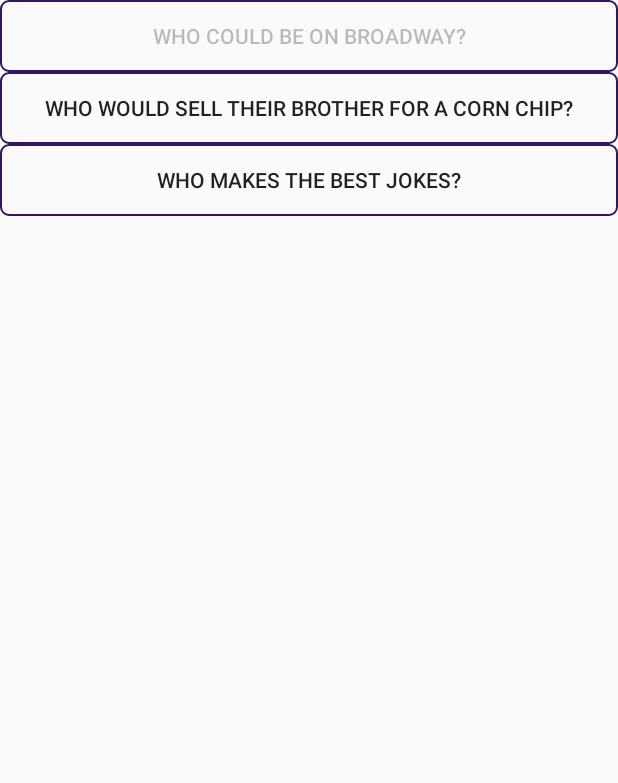
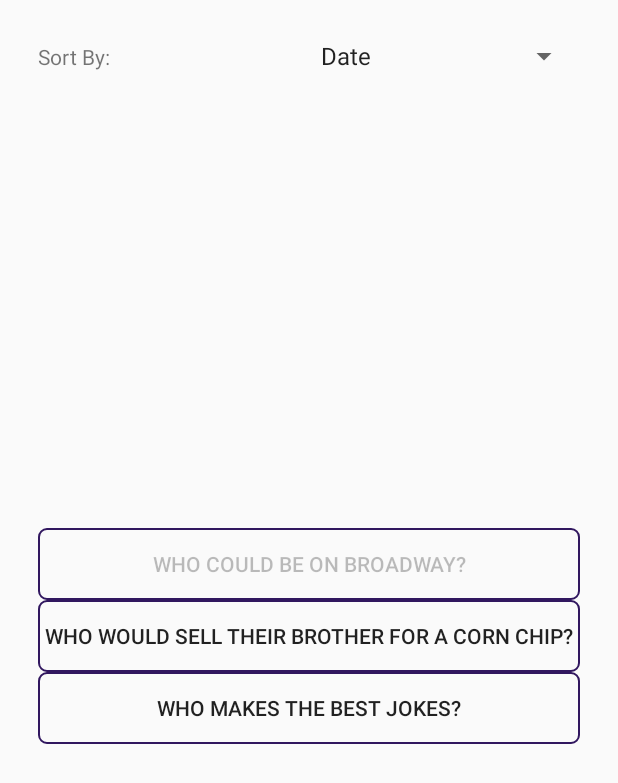
Before and after one commit to CS-262wingdings/client, an Android app: the DownloadQuestion screen opened directly, with no data from a screen before it, after a tap on "WHO COULD BE ON BROADWAY?", on a phone screen of 412 x 824 dp. Shown: the top 783 px of the screen. Run offline under Robolectric (Android 15) with nearby library versions, the phone set to English and light mode, and no system bars.

Commit message:
DownloadQuestion activity added

```diff
--- a/app/src/main/java/edu/calvin/cs262/wingdings/pigeonpoll/DownloadQuestion.java
+++ b/app/src/main/java/edu/calvin/cs262/wingdings/pigeonpoll/DownloadQuestion.java
@@ -2,32 +2,68 @@ package edu.calvin.cs262.wingdings.pigeonpoll;
 
 import android.support.v7.app.AppCompatActivity;
 import android.os.Bundle;
+import android.util.Log;
 import android.view.View;
+import android.widget.AdapterView;
+import android.widget.ArrayAdapter;
 import android.widget.Button;
 import android.widget.LinearLayout;
+import android.widget.Spinner;
 import android.widget.Toast;
 
 import java.util.ArrayList;
+import java.util.Collections;
+import java.util.Comparator;
 
-public class DownloadQuestion extends AppCompatActivity {
+public class DownloadQuestion extends AppCompatActivity implements AdapterView.OnItemSelectedListener {
 
-    private Game game = Game.getInstance();
     private QuestionManager qm = QuestionManager.getInstance();
+    private int sortOption = 0;
 
     @Override
     protected void onCreate(Bundle savedInstanceState) {
         super.onCreate(savedInstanceState);
         setContentView(R.layout.activity_download_question);
 
+        Spinner options = findViewById(R.id.sort_options_spinner);
+        ArrayAdapter<CharSequence> adapter = ArrayAdapter.createFromResource(this,
+                R.array.sort_options, android.R.layout.simple_spinner_item);
+        adapter.setDropDownViewResource(android.R.layout.simple_spinner_dropdown_item);
+        options.setAdapter(adapter);
+        options.setOnItemSelectedListener(this);
+
+        LinearLayout layoutParent = findViewById(R.id.download_question_holder);
+
+        generateQuestions(layoutParent);
+    }
+
+    private void generateQuestions(LinearLayout layoutParent) {
+        layoutParent.removeAllViewsInLayout();
+
         ArrayList<Question> onlineQuestions = qm.fakeGetOnlineQuestions();
 
-        LinearLayout layout = findViewById(R.id.download_question_holder);
+        if (sortOption == 0) {
+            Comparator<Question> comp = new Comparator<Question>() {
+                @Override
+                public int compare(Question o1, Question o2) {
+                    return o1.timeStamp.compareTo(o1.timeStamp);
+                }
+            };
+            Collections.sort(onlineQuestions, comp);
+        } else {
+            Comparator<Question> comp = new Comparator<Question>() {
+                @Override
+                public int compare(Question o1, Question o2) {
+                    return o1.downloads - (o2.downloads);
+                }
+            };
+            Collections.sort(onlineQuestions, comp);
+        }
 
         for(Question q : onlineQuestions) {
             Button b = makeButton(q);
-            layout.addView(b);
+            layoutParent.addView(b);
         }
-
     }
 
     private Button makeButton(final Question q) {
@@ -39,7 +75,7 @@ public class DownloadQuestion extends AppCompatActivity {
             @Override
             public void onClick(View v) {
                 b.setEnabled(false);
-                Toast.makeText(getApplicationContext(), b.getText() + ": question downloaded", Toast.LENGTH_LONG).show();
+                Toast.makeText(getApplicationContext(), b.getText() + ": Question Downloaded!", Toast.LENGTH_SHORT).show();
                 qm.addQuestion(b.getText().toString(), true);
             }
         });
@@ -50,4 +86,19 @@ public class DownloadQuestion extends AppCompatActivity {
 
         return b;
     }
+
+    @Override
+    public void onItemSelected(AdapterView<?> parent, View view, int position, long id) {
+        String selected = (String)parent.getItemAtPosition(position);
+        if (selected.equals("Date")) {
+            sortOption = 0;
+        } else {
+            sortOption = 1;
+        }
+        generateQuestions((LinearLayout)findViewById(R.id.download_question_holder));
+    }
+
+    @Override
+    public void onNothingSelected(AdapterView<?> parent) {
+    }
 }
--- a/app/src/main/java/edu/calvin/cs262/wingdings/pigeonpoll/Question.java
+++ b/app/src/main/java/edu/calvin/cs262/wingdings/pigeonpoll/Question.java
@@ -1,11 +1,26 @@
 package edu.calvin.cs262.wingdings.pigeonpoll;
+
+import android.support.annotation.NonNull;
+
+import java.util.Date;
 
 public class Question {
     // Stores the question
     public String text;
+    public Date timeStamp;
+    public int downloads;
 
-    public Question(String text) {
+    public Question(String text, Date timeStamp, int downloads) {
         this.text = text;
+        this.timeStamp = timeStamp;
+        this.downloads = downloads;
     }
 
+    @Override
+    public boolean equals(Object obj) {
+        if (obj instanceof Question) {
+            return ((Question) obj).text.equals(text);
+        }
+        return false;
+    }
 }
--- a/app/src/main/java/edu/calvin/cs262/wingdings/pigeonpoll/QuestionManager.java
+++ b/app/src/main/java/edu/calvin/cs262/wingdings/pigeonpoll/QuestionManager.java
@@ -3,7 +3,9 @@
 
 package edu.calvin.cs262.wingdings.pigeonpoll;
 
+import java.time.Instant;
 import java.util.ArrayList;
+import java.util.Date;
 import java.util.Random;
 
 public class QuestionManager {
@@ -68,7 +70,7 @@ public class QuestionManager {
 
         // This is just temp data
         for(int i = 0; i < questionText.length; i++) {
-            Question q = new Question(questionText[i]);
+            Question q = new Question(questionText[i], new Date(System.currentTimeMillis()), 0);
             questions.add(q);
         }
 
@@ -76,9 +78,10 @@ public class QuestionManager {
     }
 
     public void addQuestion(String text, boolean local) {
-        addQuestionLocally(new Question(text));
+        Question q = new Question(text, new Date(System.currentTimeMillis()), 0);
+        addQuestionLocally(q);
         if (!local) {
-            uploadQuestion(new Question(text));
+            uploadQuestion(q);
         }
     }
 
@@ -131,9 +134,9 @@ public class QuestionManager {
 
     public ArrayList<Question> fakeGetOnlineQuestions() {
         ArrayList<Question> ret = new ArrayList<Question>();
-        ret.add(new Question("Who could be on broadway?"));
-        ret.add(new Question("Who would sell their brother for a corn chip?"));
-        ret.add(new Question("Who makes the best jokes?"));
+        ret.add(new Question("Who could be on broadway?", new Date(System.currentTimeMillis()), 4));
+        ret.add(new Question("Who would sell their brother for a corn chip?", new Date(System.currentTimeMillis() - 14000000 ), 140));
+        ret.add(new Question("Who makes the best jokes?", new Date(System.currentTimeMillis() - 259599 ), 24924));
         return ret;
     }
 }
--- a/app/src/main/res/layout/activity_download_question.xml
+++ b/app/src/main/res/layout/activity_download_question.xml
@@ -6,6 +6,41 @@
     android:layout_height="match_parent"
     tools:context=".DownloadQuestion"
     android:orientation="vertical"
-    android:id="@+id/download_question_holder">
+    android:layout_margin="@dimen/standard">
+
+    <LinearLayout
+        android:layout_width="match_parent"
+        android:layout_height="wrap_content"
+        android:orientation="horizontal">
+
+        <TextView
+            android:id="@+id/textView"
+            android:layout_width="match_parent"
+            android:layout_height="wrap_content"
+            android:layout_weight="1"
+            android:text="@string/sort_by" />
+
+        <Spinner
+            android:id="@+id/sort_options_spinner"
+            android:layout_width="match_parent"
+            android:layout_height="wrap_content"
+            android:layout_weight="1"/>
+
+    </LinearLayout>
+
+    <ScrollView
+        android:layout_width="match_parent"
+        android:layout_height="match_parent">
+
+        <LinearLayout
+            android:id="@+id/download_question_holder"
+            android:layout_width="match_parent"
+            android:layout_height="wrap_content"
+            android:layout_gravity="center"
+            android:gravity="center_vertical"
+            android:orientation="vertical">
+
+        </LinearLayout>
+    </ScrollView>
 
 </LinearLayout>
--- a/app/src/main/res/values/strings.xml
+++ b/app/src/main/res/values/strings.xml
@@ -9,4 +9,10 @@
 
     <string name="layout_gravity">center_horizontal</string>
     <string name="title_activity_main_menu">MainMenu</string>
+    <string name="sort_by">Sort By:</string>
+
+    <string-array name="sort_options">
+        <item>Date</item>
+        <item>Popularity</item>
+    </string-array>
 </resources>
```
